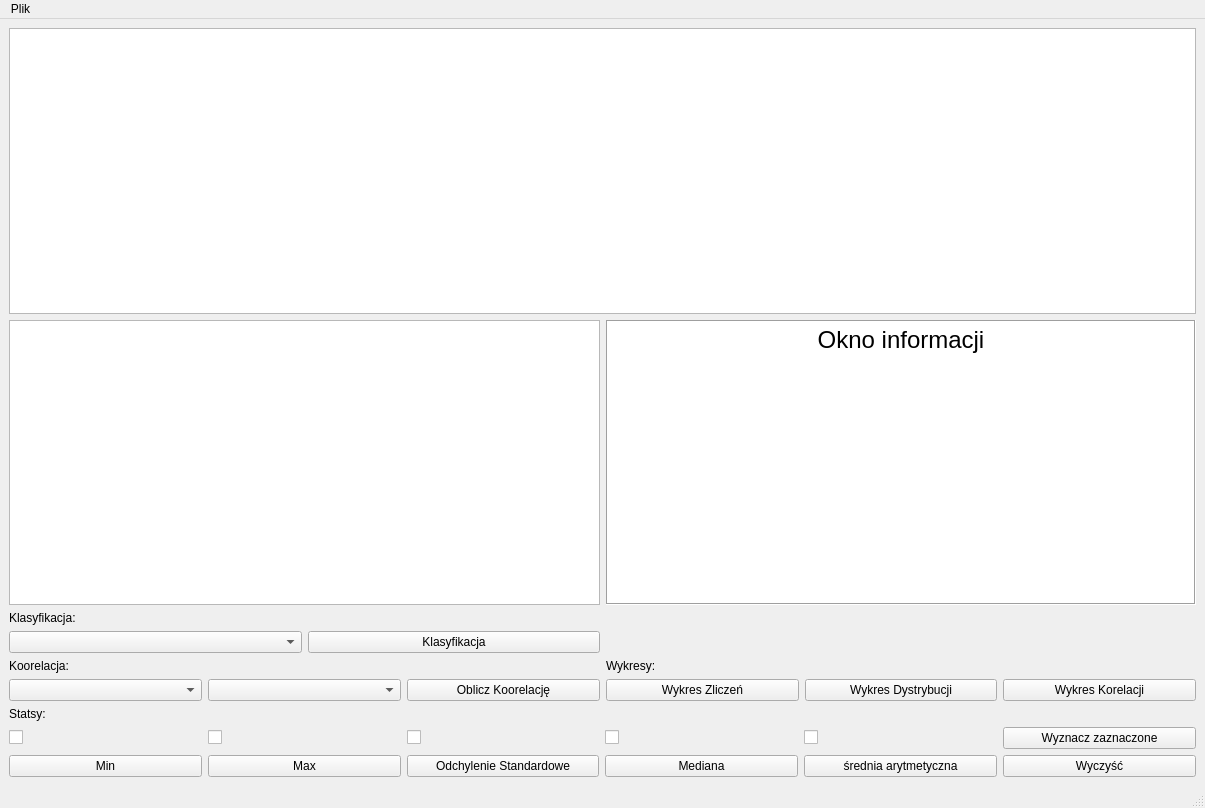
Before: the Qt Designer form main.ui in Krzys3n/Pynalise, drawn with Qt 5.
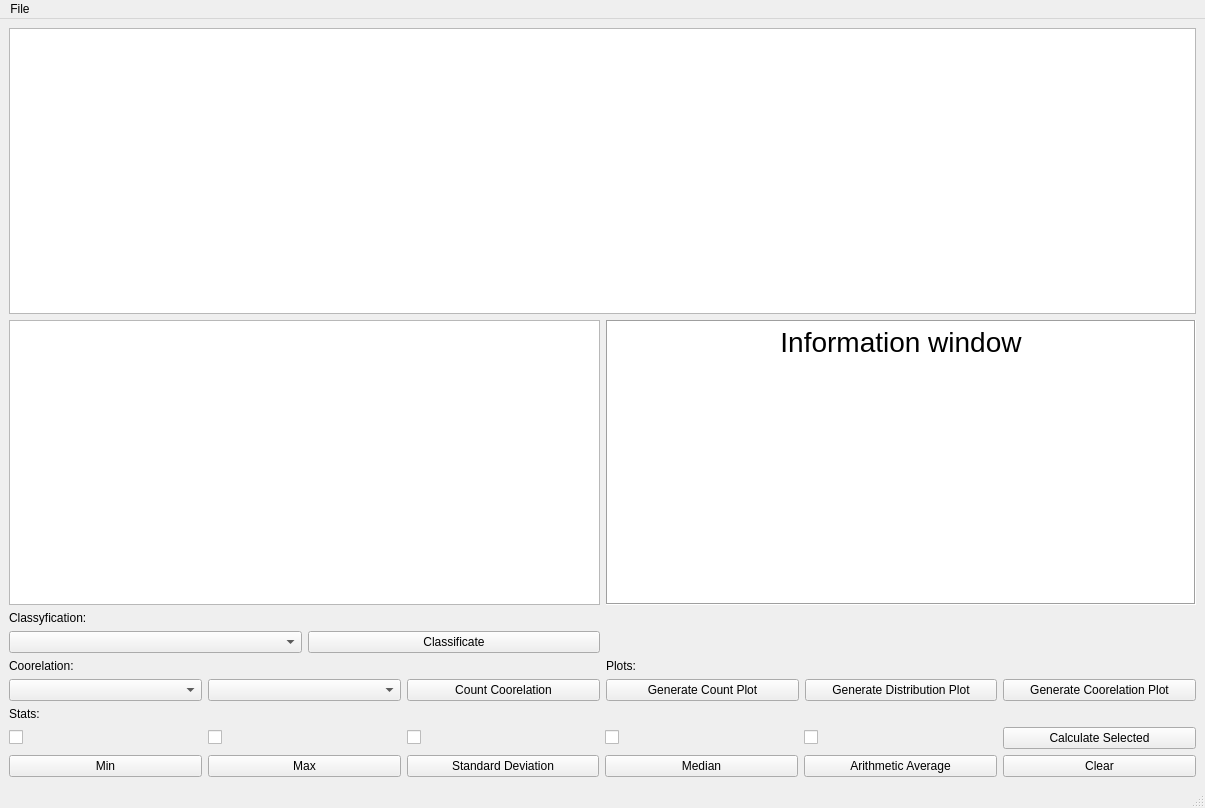
After: the same form once the commit is applied.

```diff
--- a/main.ui
+++ b/main.ui
@@ -37,7 +37,7 @@
 &lt;html&gt;&lt;head&gt;&lt;meta name=&quot;qrichtext&quot; content=&quot;1&quot; /&gt;&lt;style type=&quot;text/css&quot;&gt;
 p, li { white-space: pre-wrap; }
 &lt;/style&gt;&lt;/head&gt;&lt;body style=&quot; font-family:'MS Shell Dlg 2'; font-size:14pt; font-weight:400; font-style:normal;&quot;&gt;
-&lt;p align=&quot;center&quot; style=&quot; margin-top:0px; margin-bottom:0px; margin-left:0px; margin-right:0px; -qt-block-indent:0; text-indent:0px;&quot;&gt;&lt;span style=&quot; font-size:18pt;&quot;&gt;Okno informacji&lt;/span&gt;&lt;/p&gt;&lt;/body&gt;&lt;/html&gt;</string>
+&lt;p align=&quot;center&quot; style=&quot; margin-top:0px; margin-bottom:0px; margin-left:0px; margin-right:0px; -qt-block-indent:0; text-indent:0px;&quot;&gt;&lt;a name=&quot;tw-target-text-container&quot;&gt;&lt;/a&gt;&lt;span style=&quot; font-family:'inherit'; font-size:28px;&quot;&gt;I&lt;/span&gt;&lt;span style=&quot; font-family:'inherit'; font-size:28px;&quot;&gt;nformation window&lt;/span&gt;&lt;/p&gt;&lt;/body&gt;&lt;/html&gt;</string>
       </property>
      </widget>
     </item>
@@ -52,14 +52,14 @@
       <item row="0" column="0">
        <widget class="QLabel" name="label_4">
         <property name="text">
-         <string>Klasyfikacja:</string>
+         <string>Classyfication:</string>
         </property>
        </widget>
       </item>
       <item row="1" column="1">
        <widget class="QPushButton" name="pushButtonClass">
         <property name="text">
-         <string>Klasyfikacja</string>
+         <string>Classificate</string>
         </property>
        </widget>
       </item>
@@ -73,7 +73,7 @@
       <item row="1" column="2">
        <widget class="QPushButton" name="pushButtonKoorelacja">
         <property name="text">
-         <string>Oblicz Koorelację</string>
+         <string>Count Coorelation</string>
         </property>
        </widget>
       </item>
@@ -83,7 +83,7 @@
       <item row="0" column="0">
        <widget class="QLabel" name="label">
         <property name="text">
-         <string>Koorelacja:</string>
+         <string>Coorelation:</string>
         </property>
        </widget>
       </item>
@@ -94,28 +94,28 @@
       <item row="1" column="0">
        <widget class="QLabel" name="label_3">
         <property name="text">
-         <string>Wykresy:</string>
+         <string>Plots:</string>
         </property>
        </widget>
       </item>
       <item row="2" column="0">
        <widget class="QPushButton" name="pushButtonPorownaj">
         <property name="text">
-         <string>Wykres Zliczeń</string>
+         <string>Generate Count Plot</string>
         </property>
        </widget>
       </item>
       <item row="2" column="1">
        <widget class="QPushButton" name="pushButtonDystrybucja">
         <property name="text">
-         <string>Wykres Dystrybucji</string>
+         <string>Generate Distribution Plot</string>
         </property>
        </widget>
       </item>
       <item row="2" column="2">
        <widget class="QPushButton" name="pushButtonHeatmap">
         <property name="text">
-         <string>Wykres Korelacji</string>
+         <string>Generate Coorelation Plot</string>
         </property>
        </widget>
       </item>
@@ -126,7 +126,7 @@
       <item row="1" column="5">
        <widget class="QPushButton" name="pushButtonCalcChecked">
         <property name="text">
-         <string>Wyznacz zaznaczone</string>
+         <string>Calculate Selected</string>
         </property>
        </widget>
       </item>
@@ -181,7 +181,7 @@
       <item row="2" column="2">
        <widget class="QPushButton" name="pushButtonStd">
         <property name="text">
-         <string>Odchylenie Standardowe</string>
+         <string>Standard Deviation</string>
         </property>
        </widget>
       </item>
@@ -195,21 +195,21 @@
       <item row="2" column="4">
        <widget class="QPushButton" name="pushButtonMean">
         <property name="text">
-         <string>średnia arytmetyczna</string>
+         <string>Arithmetic Average</string>
         </property>
        </widget>
       </item>
       <item row="2" column="3">
        <widget class="QPushButton" name="pushButtonMedian">
         <property name="text">
-         <string>Mediana</string>
+         <string>Median</string>
         </property>
        </widget>
       </item>
       <item row="2" column="5">
        <widget class="QPushButton" name="pushButtonClear">
         <property name="text">
-         <string>Wyczyść</string>
+         <string>Clear</string>
         </property>
        </widget>
       </item>
@@ -255,7 +255,7 @@
       <item row="0" column="0">
        <widget class="QLabel" name="label_2">
         <property name="text">
-         <string>Statsy:</string>
+         <string>Stats:</string>
         </property>
        </widget>
       </item>
@@ -274,7 +274,7 @@
    </property>
    <widget class="QMenu" name="menuMenu">
     <property name="title">
-     <string>Plik</string>
+     <string>File</string>
     </property>
     <widget class="QMenu" name="menuZmie_motyw">
      <property name="title">
```
Left out of the diff: 63 changed lines with no effect on the pictures.
